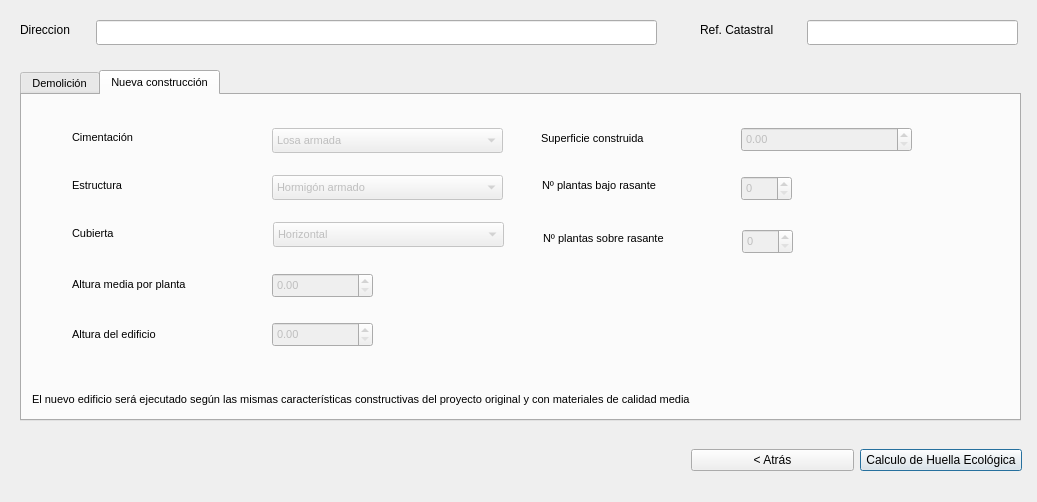
Qt form Ui_DemolicionConstruccion.ui (rubenmarrufo/herevea) before a commit.
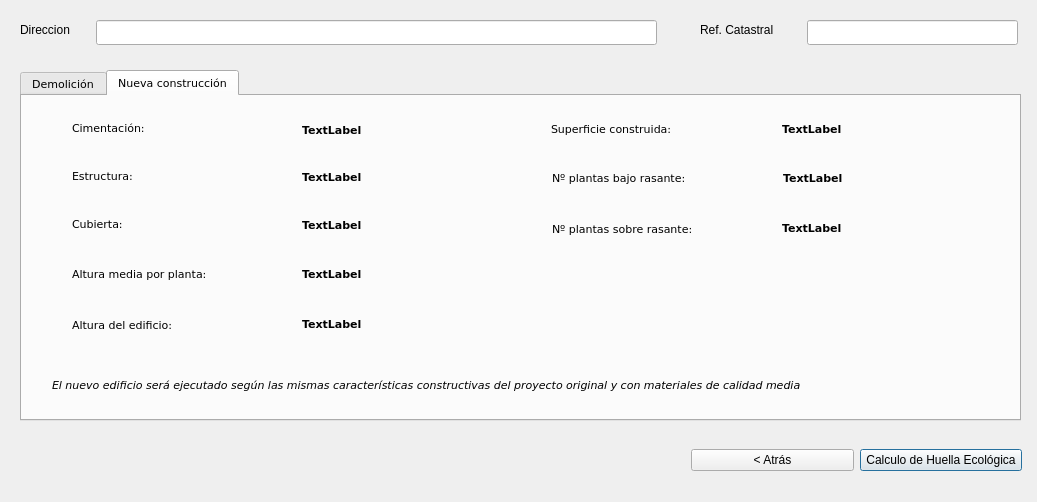
The same form after that commit. The open tabs and pages were chosen to show the change. Icons and pictures are not drawn.

Patch:
```diff
--- a/Ui_DemolicionConstruccion.ui
+++ b/Ui_DemolicionConstruccion.ui
@@ -121,6 +121,7 @@
    </property>
    <property name="font">
     <font>
+     <family>Verdana</family>
      <pointsize>8</pointsize>
     </font>
    </property>
@@ -218,91 +219,12 @@
     <attribute name="title">
      <string>Nueva construcción</string>
     </attribute>
-    <widget class="QDoubleSpinBox" name="spbAlturaMedia">
-     <property name="enabled">
-      <bool>false</bool>
-     </property>
-     <property name="geometry">
-      <rect>
-       <x>250</x>
-       <y>178</y>
-       <width>101</width>
-       <height>25</height>
-      </rect>
-     </property>
-     <property name="font">
-      <font>
-       <pointsize>8</pointsize>
-      </font>
-     </property>
-    </widget>
-    <widget class="QComboBox" name="cbCimentacion">
-     <property name="enabled">
-      <bool>false</bool>
-     </property>
-     <property name="geometry">
-      <rect>
-       <x>250</x>
-       <y>33</y>
-       <width>231</width>
-       <height>25</height>
-      </rect>
-     </property>
-     <property name="font">
-      <font>
-       <pointsize>8</pointsize>
-      </font>
-     </property>
-     <item>
-      <property name="text">
-       <string>Losa armada</string>
-      </property>
-     </item>
-     <item>
-      <property name="text">
-       <string>Zapatas aisladas</string>
-      </property>
-     </item>
-     <item>
-      <property name="text">
-       <string>Pilotes</string>
-      </property>
-     </item>
-    </widget>
-    <widget class="QComboBox" name="cbEstructura">
-     <property name="enabled">
-      <bool>false</bool>
-     </property>
-     <property name="geometry">
-      <rect>
-       <x>250</x>
-       <y>80</y>
-       <width>231</width>
-       <height>25</height>
-      </rect>
-     </property>
-     <property name="font">
-      <font>
-       <pointsize>8</pointsize>
-      </font>
-     </property>
-     <item>
-      <property name="text">
-       <string>Hormigón armado</string>
-      </property>
-     </item>
-     <item>
-      <property name="text">
-       <string>Muros de carga</string>
-      </property>
-     </item>
-    </widget>
     <widget class="QLabel" name="label_7">
      <property name="geometry">
       <rect>
        <x>50</x>
-       <y>180</y>
-       <width>181</width>
+       <y>168</y>
+       <width>221</width>
        <height>19</height>
       </rect>
      </property>
@@ -312,63 +234,14 @@
       </font>
      </property>
      <property name="text">
-      <string>Altura media por planta</string>
-     </property>
-    </widget>
-    <widget class="QComboBox" name="cbCubierta">
-     <property name="enabled">
-      <bool>false</bool>
-     </property>
-     <property name="geometry">
-      <rect>
-       <x>251</x>
-       <y>127</y>
-       <width>231</width>
-       <height>25</height>
-      </rect>
-     </property>
-     <property name="font">
-      <font>
-       <pointsize>8</pointsize>
-      </font>
-     </property>
-     <item>
-      <property name="text">
-       <string>Horizontal</string>
-      </property>
-     </item>
-     <item>
-      <property name="text">
-       <string>Inclinada</string>
-      </property>
-     </item>
-    </widget>
-    <widget class="QDoubleSpinBox" name="spbAlturaTotal">
-     <property name="enabled">
-      <bool>false</bool>
-     </property>
-     <property name="geometry">
-      <rect>
-       <x>250</x>
-       <y>227</y>
-       <width>101</width>
-       <height>25</height>
-      </rect>
-     </property>
-     <property name="font">
-      <font>
-       <pointsize>8</pointsize>
-      </font>
-     </property>
-     <property name="maximum">
-      <double>9999.989999999999782</double>
+      <string>Altura media por planta:</string>
      </property>
     </widget>
     <widget class="QLabel" name="label_4">
      <property name="geometry">
       <rect>
        <x>50</x>
-       <y>33</y>
+       <y>22</y>
        <width>141</width>
        <height>19</height>
       </rect>
@@ -379,14 +252,14 @@
       </font>
      </property>
      <property name="text">
-      <string>Cimentación</string>
+      <string>Cimentación:</string>
      </property>
     </widget>
     <widget class="QLabel" name="label_6">
      <property name="geometry">
       <rect>
        <x>50</x>
-       <y>81</y>
+       <y>70</y>
        <width>141</width>
        <height>19</height>
       </rect>
@@ -397,14 +270,14 @@
       </font>
      </property>
      <property name="text">
-      <string>Estructura</string>
+      <string>Estructura:</string>
      </property>
     </widget>
     <widget class="QLabel" name="label_8">
      <property name="geometry">
       <rect>
        <x>50</x>
-       <y>129</y>
+       <y>118</y>
        <width>141</width>
        <height>19</height>
       </rect>
@@ -415,15 +288,15 @@
       </font>
      </property>
      <property name="text">
-      <string>Cubierta</string>
+      <string>Cubierta:</string>
      </property>
     </widget>
     <widget class="QLabel" name="label_9">
      <property name="geometry">
       <rect>
        <x>50</x>
-       <y>230</y>
-       <width>141</width>
+       <y>219</y>
+       <width>211</width>
        <height>19</height>
       </rect>
      </property>
@@ -433,36 +306,15 @@
       </font>
      </property>
      <property name="text">
-      <string>Altura del edificio</string>
-     </property>
-    </widget>
-    <widget class="QSpinBox" name="tbxPlantasBajoRasante">
-     <property name="enabled">
-      <bool>false</bool>
-     </property>
-     <property name="geometry">
-      <rect>
-       <x>719</x>
-       <y>81</y>
-       <width>51</width>
-       <height>25</height>
-      </rect>
-     </property>
-     <property name="font">
-      <font>
-       <pointsize>8</pointsize>
-      </font>
-     </property>
-     <property name="maximum">
-      <number>10</number>
+      <string>Altura del edificio:</string>
      </property>
     </widget>
     <widget class="QLabel" name="label_10">
      <property name="geometry">
       <rect>
-       <x>521</x>
-       <y>134</y>
-       <width>181</width>
+       <x>530</x>
+       <y>123</y>
+       <width>221</width>
        <height>19</height>
       </rect>
      </property>
@@ -472,14 +324,14 @@
       </font>
      </property>
      <property name="text">
-      <string>Nº plantas sobre rasante</string>
+      <string>Nº plantas sobre rasante:</string>
      </property>
     </widget>
     <widget class="QLabel" name="label_2">
      <property name="geometry">
       <rect>
-       <x>519</x>
-       <y>34</y>
+       <x>529</x>
+       <y>23</y>
        <width>181</width>
        <height>19</height>
       </rect>
@@ -490,33 +342,15 @@
       </font>
      </property>
      <property name="text">
-      <string>Superficie construida</string>
-     </property>
-    </widget>
-    <widget class="QDoubleSpinBox" name="tbxSuperficie">
-     <property name="enabled">
-      <bool>false</bool>
-     </property>
-     <property name="geometry">
-      <rect>
-       <x>719</x>
-       <y>32</y>
-       <width>171</width>
-       <height>25</height>
-      </rect>
-     </property>
-     <property name="font">
-      <font>
-       <pointsize>8</pointsize>
-      </font>
+      <string>Superficie construida:</string>
      </property>
     </widget>
     <widget class="QLabel" name="label">
      <property name="geometry">
       <rect>
-       <x>520</x>
-       <y>81</y>
-       <width>181</width>
+       <x>530</x>
+       <y>72</y>
+       <width>221</width>
        <height>19</height>
       </rect>
      </property>
@@ -526,41 +360,180 @@
       </font>
      </property>
      <property name="text">
-      <string>Nº plantas bajo rasante</string>
-     </property>
-    </widget>
-    <widget class="QSpinBox" name="tbxPlantasSobreRasante">
-     <property name="enabled">
-      <bool>false</bool>
-     </property>
-     <property name="geometry">
-      <rect>
-       <x>720</x>
-       <y>134</y>
-       <width>51</width>
-       <height>25</height>
-      </rect>
-     </property>
-     <property name="font">
-      <font>
-       <pointsize>8</pointsize>
-      </font>
-     </property>
-     <property name="maximum">
-      <number>100</number>
+      <string>Nº plantas bajo rasante:</string>
      </property>
     </widget>
     <widget class="QLabel" name="label_3">
      <property name="geometry">
       <rect>
-       <x>10</x>
-       <y>294</y>
-       <width>981</width>
-       <height>20</height>
+       <x>30</x>
+       <y>263</y>
+       <width>961</width>
+       <height>51</height>
       </rect>
      </property>
+     <property name="font">
+      <font>
+       <italic>true</italic>
+      </font>
+     </property>
      <property name="text">
       <string>El nuevo edificio será ejecutado según las mismas características constructivas del proyecto original y con materiales de calidad media</string>
+     </property>
+     <property name="wordWrap">
+      <bool>true</bool>
+     </property>
+    </widget>
+    <widget class="QLabel" name="lbCimentacion">
+     <property name="geometry">
+      <rect>
+       <x>280</x>
+       <y>24</y>
+       <width>221</width>
+       <height>19</height>
+      </rect>
+     </property>
+     <property name="font">
+      <font>
+       <weight>75</weight>
+       <bold>true</bold>
+      </font>
+     </property>
+     <property name="text">
+      <string>TextLabel</string>
+     </property>
+    </widget>
+    <widget class="QLabel" name="lbEstructura">
+     <property name="geometry">
+      <rect>
+       <x>280</x>
+       <y>71</y>
+       <width>221</width>
+       <height>19</height>
+      </rect>
+     </property>
+     <property name="font">
+      <font>
+       <weight>75</weight>
+       <bold>true</bold>
+      </font>
+     </property>
+     <property name="text">
+      <string>TextLabel</string>
+     </property>
+    </widget>
+    <widget class="QLabel" name="lbCubierta">
+     <property name="geometry">
+      <rect>
+       <x>280</x>
+       <y>119</y>
+       <width>221</width>
+       <height>19</height>
+      </rect>
+     </property>
+     <property name="font">
+      <font>
+       <weight>75</weight>
+       <bold>true</bold>
+      </font>
+     </property>
+     <property name="text">
+      <string>TextLabel</string>
+     </property>
+    </widget>
+    <widget class="QLabel" name="lbAlturaMedia">
+     <property name="geometry">
+      <rect>
+       <x>280</x>
+       <y>168</y>
+       <width>121</width>
+       <height>19</height>
+      </rect>
+     </property>
+     <property name="font">
+      <font>
+       <weight>75</weight>
+       <bold>true</bold>
+      </font>
+     </property>
+     <property name="text">
+      <string>TextLabel</string>
+     </property>
+    </widget>
+    <widget class="QLabel" name="lbAlturaTotal">
+     <property name="geometry">
+      <rect>
+       <x>280</x>
+       <y>218</y>
+       <width>191</width>
+       <height>19</height>
+      </rect>
+     </property>
+     <property name="font">
+      <font>
+       <weight>75</weight>
+       <bold>true</bold>
+      </font>
+     </property>
+     <property name="text">
+      <string>TextLabel</string>
+     </property>
+    </widget>
+    <widget class="QLabel" name="lbSuperficie">
+     <property name="geometry">
+      <rect>
+       <x>760</x>
+       <y>23</y>
+       <width>151</width>
+       <height>19</height>
+      </rect>
+     </property>
+     <property name="font">
+      <font>
+       <weight>75</weight>
+       <bold>true</bold>
+      </font>
+     </property>
+     <property name="text">
+      <string>TextLabel</string>
+     </property>
+    </widget>
+    <widget class="QLabel" name="lbPlantasBajoRasante">
+     <property name="geometry">
+      <rect>
+       <x>761</x>
+       <y>72</y>
+       <width>141</width>
+       <height>19</height>
+      </rect>
+     </property>
+     <property name="font">
+      <font>
+       <weight>75</weight>
+       <bold>true</bold>
+      </font>
+     </property>
+     <property name="text">
+      <string>TextLabel</string>
+     </property>
+    </widget>
+    <widget class="QLabel" name="lbPlantasSobreRasante">
+     <property name="geometry">
+      <rect>
+       <x>760</x>
+       <y>122</y>
+       <width>151</width>
+       <height>19</height>
+      </rect>
+     </property>
+     <property name="font">
+      <font>
+       <weight>75</weight>
+       <bold>true</bold>
+      </font>
+     </property>
+     <property name="text">
+      <string>TextLabel</string>
      </property>
     </widget>
    </widget>
```
Left out of the diff: 21 changed lines with no effect on the pictures.
